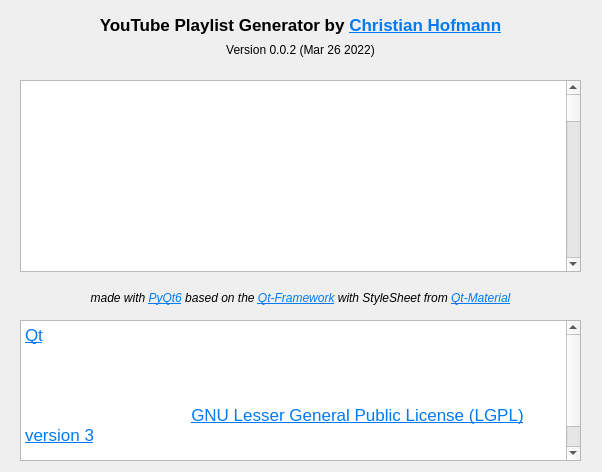
Above: src/gui/forms/info_dialog.ui from christianhofmanncodes/youtube-playlist-generator before the change. Below: the same form after it.
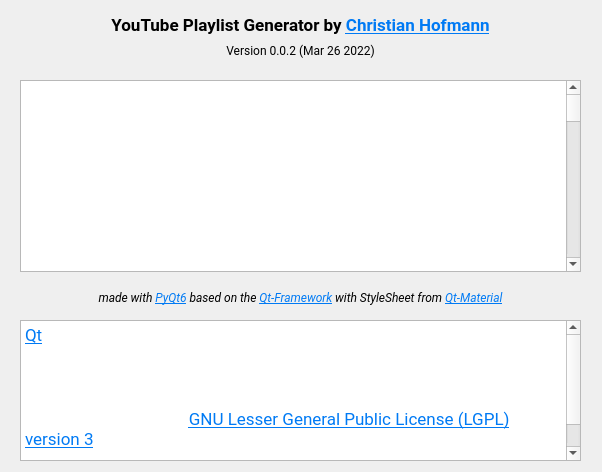
That is the form after the change.

Commit message: change font to Roboto

```diff
--- a/src/gui/forms/info_dialog.ui
+++ b/src/gui/forms/info_dialog.ui
@@ -22,6 +22,11 @@
     <height>472</height>
    </size>
   </property>
+  <property name="font">
+   <font>
+    <family>Roboto</family>
+   </font>
+  </property>
   <property name="windowTitle">
    <string>Info</string>
   </property>
@@ -39,6 +44,7 @@
    </property>
    <property name="font">
     <font>
+     <family>Roboto</family>
      <pointsize>13</pointsize>
      <bold>true</bold>
     </font>
@@ -703,6 +709,7 @@
    </property>
    <property name="font">
     <font>
+     <family>Roboto</family>
      <italic>true</italic>
     </font>
    </property>
@@ -741,16 +748,22 @@
      <height>141</height>
     </rect>
    </property>
+   <property name="font">
+    <font>
+     <family>Roboto</family>
+     <pointsize>14</pointsize>
+    </font>
+   </property>
    <property name="html">
     <string>&lt;!DOCTYPE HTML PUBLIC &quot;-//W3C//DTD HTML 4.0//EN&quot; &quot;http://www.w3.org/TR/REC-html40/strict.dtd&quot;&gt;
 &lt;html&gt;&lt;head&gt;&lt;meta name=&quot;qrichtext&quot; content=&quot;1&quot; /&gt;&lt;meta charset=&quot;utf-8&quot; /&gt;&lt;style type=&quot;text/css&quot;&gt;
 p, li { white-space: pre-wrap; }
-&lt;/style&gt;&lt;/head&gt;&lt;body style=&quot; font-family:'.AppleSystemUIFont'; font-size:13pt; font-weight:400; font-style:normal;&quot;&gt;
-&lt;p style=&quot; margin-top:0px; margin-bottom:0px; margin-left:0px; margin-right:0px; -qt-block-indent:0; text-indent:0px;&quot;&gt;&lt;a href=&quot;https://www.qt.io&quot;&gt;&lt;span style=&quot; text-decoration: underline; color:#007af4;&quot;&gt;Qt&lt;/span&gt;&lt;/a&gt;&lt;/p&gt;
-&lt;p style=&quot;-qt-paragraph-type:empty; margin-top:0px; margin-bottom:0px; margin-left:0px; margin-right:0px; -qt-block-indent:0; text-indent:0px; text-decoration: underline; color:#007af4;&quot;&gt;&lt;br /&gt;&lt;/p&gt;
-&lt;p style=&quot; margin-top:0px; margin-bottom:0px; margin-left:0px; margin-right:0px; -qt-block-indent:0; text-indent:0px;&quot;&gt;&lt;span style=&quot; color:#ffffff;&quot;&gt;Copyright (C) 2022 The Qt Company Ltd.&lt;/span&gt;&lt;/p&gt;
-&lt;p style=&quot;-qt-paragraph-type:empty; margin-top:0px; margin-bottom:0px; margin-left:0px; margin-right:0px; -qt-block-indent:0; text-indent:0px; color:#ffffff;&quot;&gt;&lt;br /&gt;&lt;/p&gt;
-&lt;p style=&quot; margin-top:0px; margin-bottom:0px; margin-left:0px; margin-right:0px; -qt-block-indent:0; text-indent:0px;&quot;&gt;&lt;span style=&quot; color:#ffffff;&quot;&gt;Qt licensed under the &lt;/span&gt;&lt;a href=&quot;https://doc.qt.io/qt-6/lgpl.html&quot;&gt;&lt;span style=&quot; text-decoration: underline; color:#007af4;&quot;&gt;GNU Lesser General Public License (LGPL) version 3&lt;/span&gt;&lt;/a&gt;&lt;span style=&quot; color:#ffffff;&quot;&gt; is appropriate for the development of Qt applications provided you can comply with the terms and conditions of the GNU LGPL version 3 (or GNU GPL version 3).&lt;/span&gt;&lt;/p&gt;&lt;/body&gt;&lt;/html&gt;</string>
+&lt;/style&gt;&lt;/head&gt;&lt;body style=&quot; font-family:'Roboto'; font-size:14pt; font-weight:400; font-style:normal;&quot;&gt;
+&lt;p style=&quot; margin-top:0px; margin-bottom:0px; margin-left:0px; margin-right:0px; -qt-block-indent:0; text-indent:0px;&quot;&gt;&lt;a href=&quot;https://www.qt.io&quot;&gt;&lt;span style=&quot; font-size:13pt; text-decoration: underline; color:#007af4;&quot;&gt;Qt&lt;/span&gt;&lt;/a&gt;&lt;/p&gt;
+&lt;p style=&quot;-qt-paragraph-type:empty; margin-top:0px; margin-bottom:0px; margin-left:0px; margin-right:0px; -qt-block-indent:0; text-indent:0px; font-size:13pt; text-decoration: underline; color:#007af4;&quot;&gt;&lt;br /&gt;&lt;/p&gt;
+&lt;p style=&quot; margin-top:0px; margin-bottom:0px; margin-left:0px; margin-right:0px; -qt-block-indent:0; text-indent:0px;&quot;&gt;&lt;span style=&quot; font-size:13pt; color:#ffffff;&quot;&gt;Copyright (C) 2022 The Qt Company Ltd.&lt;/span&gt;&lt;/p&gt;
+&lt;p style=&quot;-qt-paragraph-type:empty; margin-top:0px; margin-bottom:0px; margin-left:0px; margin-right:0px; -qt-block-indent:0; text-indent:0px; font-size:13pt; color:#ffffff;&quot;&gt;&lt;br /&gt;&lt;/p&gt;
+&lt;p style=&quot; margin-top:0px; margin-bottom:0px; margin-left:0px; margin-right:0px; -qt-block-indent:0; text-indent:0px;&quot;&gt;&lt;span style=&quot; font-size:13pt; color:#ffffff;&quot;&gt;Qt licensed under the &lt;/span&gt;&lt;a href=&quot;https://doc.qt.io/qt-6/lgpl.html&quot;&gt;&lt;span style=&quot; font-size:13pt; text-decoration: underline; color:#007af4;&quot;&gt;GNU Lesser General Public License (LGPL) version 3&lt;/span&gt;&lt;/a&gt;&lt;span style=&quot; font-size:13pt; color:#ffffff;&quot;&gt; is appropriate for the development of Qt applications provided you can comply with the terms and conditions of the GNU LGPL version 3 (or GNU GPL version 3).&lt;/span&gt;&lt;/p&gt;&lt;/body&gt;&lt;/html&gt;</string>
    </property>
    <property name="acceptRichText">
     <bool>false</bool>
```
Left out of the diff: 1236 changed lines with no effect on the pictures. The commit also changes 2 other files.
